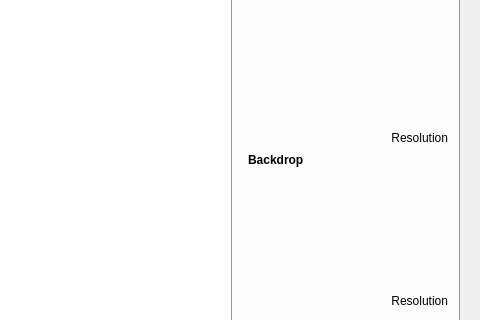
Qt form sets/SetsWidget.ui (Komet/MediaElch) before a commit; both pictures show x 592 to 1072 and y 252 to 572 of the 1072 by 778 pixel window.
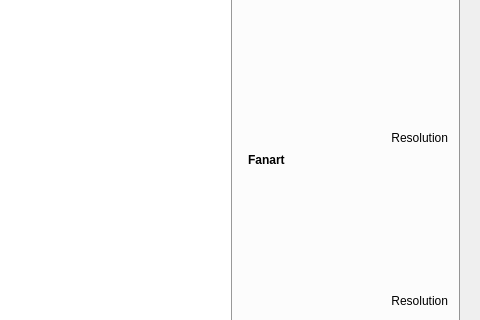
The same form after that commit. Icons and pictures are not drawn. Custom widgets are drawn as their Qt base class.

The edit to the form file:
```diff
--- a/sets/SetsWidget.ui
+++ b/sets/SetsWidget.ui
@@ -296,7 +296,7 @@
                </font>
               </property>
               <property name="text">
-               <string>Backdrop</string>
+               <string>Fanart</string>
               </property>
              </widget>
             </item>
```
